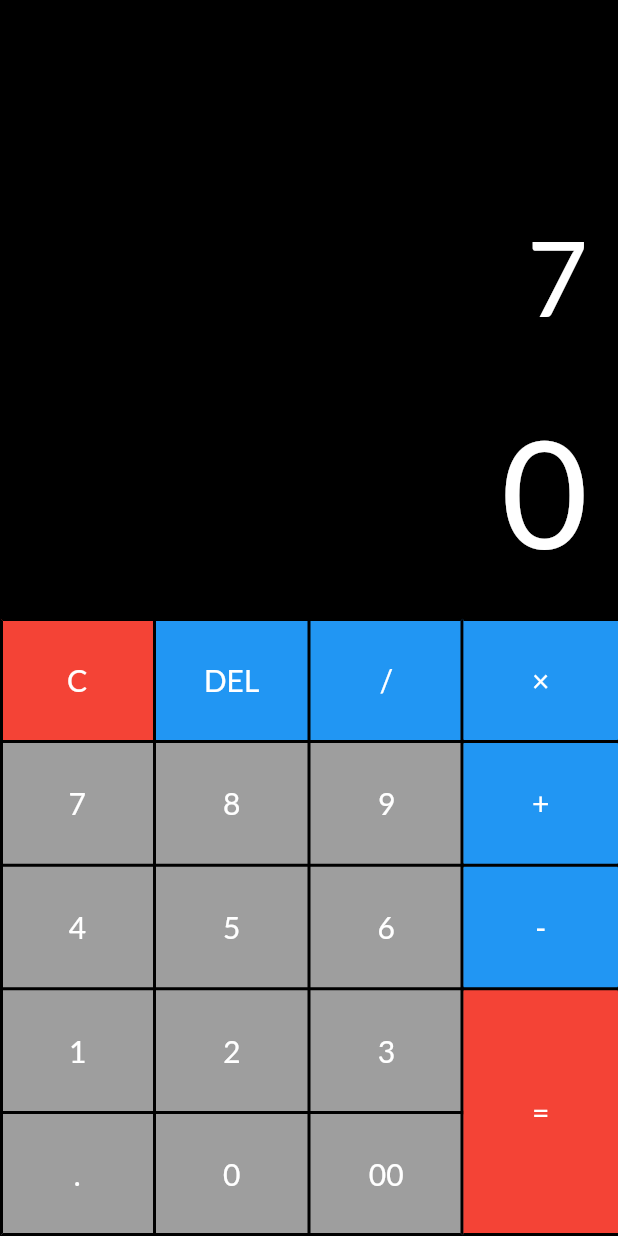
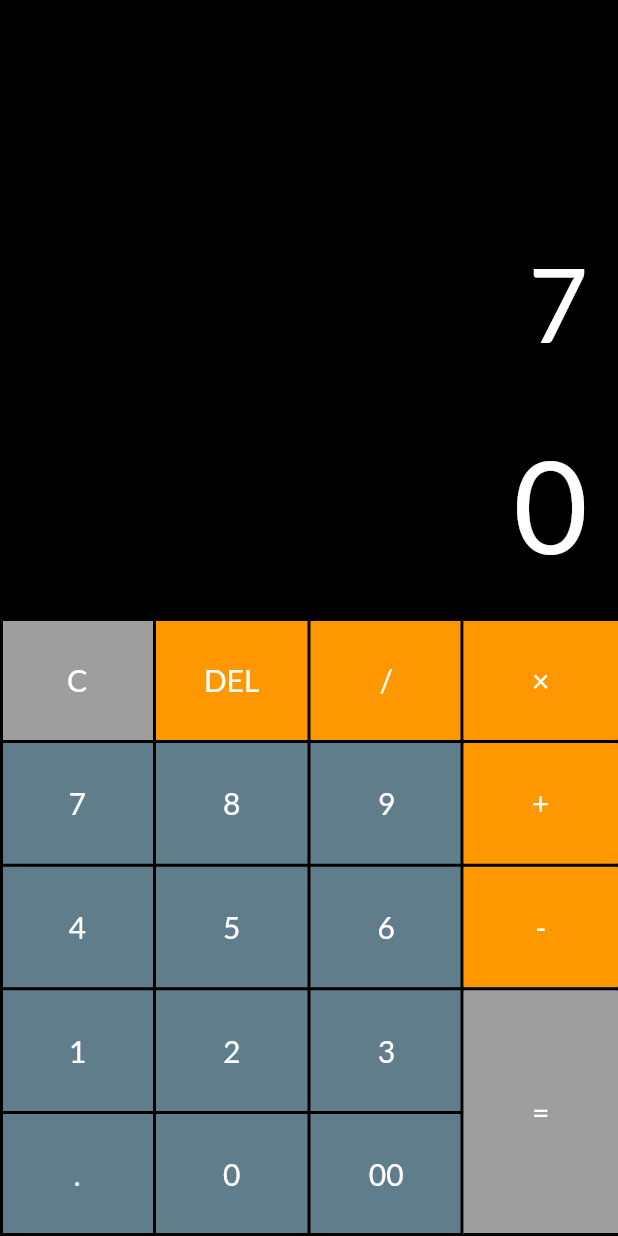
Before and after one commit to andrespd99/simple_calculator, a Flutter app: the HomePage screen opened directly, after a tap on an icon or button, on a phone screen of 412 x 824 dp. Run offline on Flutter 3.47's test engine with Material 2 defaults, Android fonts, the phone set to English and light mode, and no system bars; our stand-ins replace google_fonts.

Commit message:
Improved the behavior of the calculator. Changed layout colour

```diff
--- a/lib/components/keyboard_layout.dart
+++ b/lib/components/keyboard_layout.dart
@@ -22,9 +22,9 @@ class KeyboardLayout extends StatelessWidget {
             children: [
               TableRow(
                 children: [
-                  CalculatorButton('C', color: Colors.red),
-                  CalculatorButton('DEL', color: Colors.blue),
-                  CalculatorButton('/', color: Colors.blue),
+                  CalculatorButton('C', color: Colors.grey),
+                  CalculatorButton('DEL', color: Colors.orange),
+                  CalculatorButton('/', color: Colors.orange),
                 ],
               ),
               TableRow(
@@ -68,20 +68,20 @@ class KeyboardLayout extends StatelessWidget {
             ),
             children: [
               TableRow(
-                children: [CalculatorButton('×', color: Colors.blue)],
+                children: [CalculatorButton('×', color: Colors.orange)],
               ),
               TableRow(
-                children: [CalculatorButton('+', color: Colors.blue)],
+                children: [CalculatorButton('+', color: Colors.orange)],
               ),
               TableRow(
-                children: [CalculatorButton('-', color: Colors.blue)],
+                children: [CalculatorButton('-', color: Colors.orange)],
               ),
               TableRow(
                 children: [
                   CalculatorButton(
                     '=',
                     buttonHeight: 2,
-                    color: Colors.red,
+                    color: Colors.grey,
                   ),
                 ],
               ),
@@ -101,7 +101,7 @@ class CalculatorButton extends StatelessWidget {
     this.char, {
     Key key,
     this.buttonHeight = 1,
-    this.color = Colors.grey,
+    this.color = Colors.blueGrey,
   }) : super(key: key);
 
   final String char;
--- a/lib/main.dart
+++ b/lib/main.dart
@@ -27,7 +27,7 @@ class MyApp extends StatelessWidget {
             bodyColor: kTextColor,
           ),
         ),
-        home: HomePage(kAppTitle),
+        home: HomePage(title: kAppTitle),
       ),
     );
   }
--- a/lib/views/home_page.dart
+++ b/lib/views/home_page.dart
@@ -6,11 +6,8 @@ import 'package:simple_calculator/constants.dart';
 import 'package:simple_calculator/services/provider.dart';
 
 class HomePage extends StatelessWidget {
-  String title;
-
-  HomePage(String title) {
-    this.title = title;
-  }
+  HomePage({this.title = 'title'});
+  final String title;
 
   @override
   Widget build(BuildContext context) {
@@ -26,12 +23,12 @@ class HomePage extends StatelessWidget {
             children: [
               Expanded(child: Divider(color: Colors.black)),
               //Widget that shows the value typed on keyboard
-              InputValueBox(),
+              InputValueBox(size: size),
               SizedBox(
                 height: size.height * 0.05,
               ),
               //Widget that shows the result.
-              OutputValueBox(),
+              OutputValueBox(size: size),
               SizedBox(height: size.height * 0.03),
               KeyboardLayout(size: size)
             ],
@@ -43,6 +40,12 @@ class HomePage extends StatelessWidget {
 }
 
 class InputValueBox extends StatelessWidget {
+  InputValueBox({
+    this.size,
+  });
+
+  Size size;
+
   @override
   Widget build(BuildContext context) {
     return StreamBuilder(
@@ -51,14 +54,19 @@ class InputValueBox extends StatelessWidget {
         return Container(
           padding: EdgeInsets.only(right: kDefaultPadding),
           width: double.infinity,
+          height: size.height * 0.10,
           color: kPrimaryColor,
+          child: FittedBox(
+            fit: BoxFit.scaleDown,
+            alignment: Alignment.centerRight,
             child: Text(
               snapshot.hasData
-                ? (snapshot.data.isNotEmpty ? snapshot.data : "0")
-                : "0",
+                  ? (snapshot.data.isNotEmpty ? snapshot.data : "")
+                  : "",
               textAlign: TextAlign.end,
               style: TextStyle(
                 fontSize: 70.0,
+              ),
             ),
           ),
         );
@@ -68,9 +76,12 @@ class InputValueBox extends StatelessWidget {
 }
 
 class OutputValueBox extends StatelessWidget {
-  const OutputValueBox({
+  OutputValueBox({
     Key key,
+    this.size,
   }) : super(key: key);
+
+  final Size size;
 
   @override
   Widget build(BuildContext context) {
@@ -80,7 +91,11 @@ class OutputValueBox extends StatelessWidget {
         return Container(
           padding: EdgeInsets.only(right: kDefaultPadding),
           width: double.infinity,
+          height: size.height * 0.125,
           color: kPrimaryColor,
+          child: FittedBox(
+            fit: BoxFit.scaleDown,
+            alignment: Alignment.centerRight,
             child: Text(
               snapshot.hasData
                   ? (snapshot.data.isNotEmpty ? snapshot.data : "0")
@@ -90,6 +105,7 @@ class OutputValueBox extends StatelessWidget {
                 fontSize: 100.0,
               ),
             ),
+          ),
         );
       },
     );
```
Also changed, not shown: lib/services/keyboard_bloc.dart (+16 -16 lines). Lines whose indentation alone changed are shown as unchanged.
